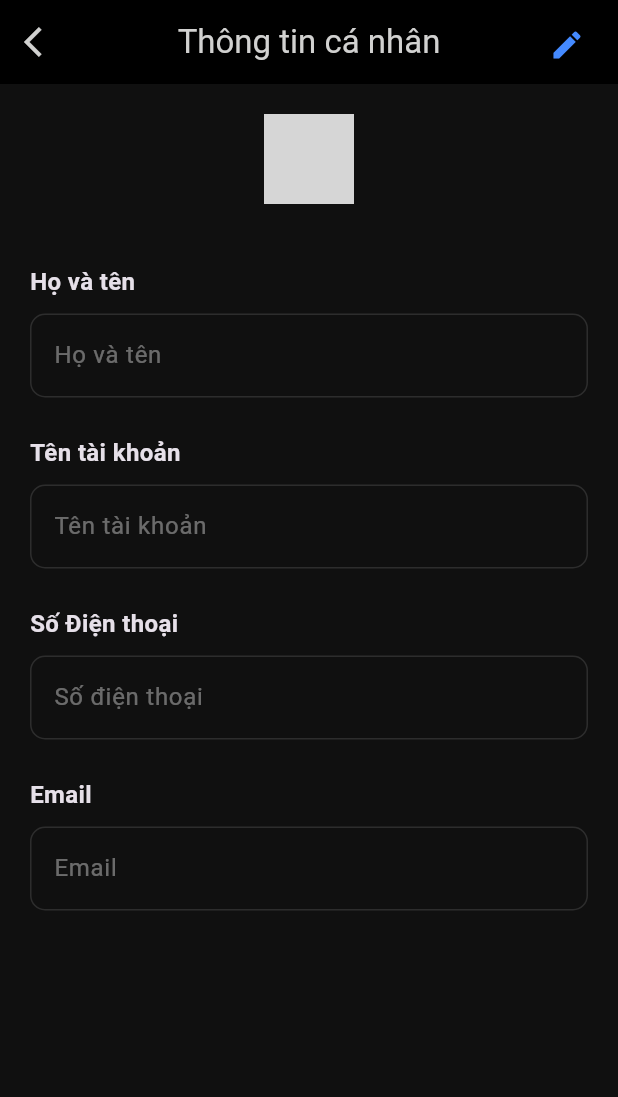
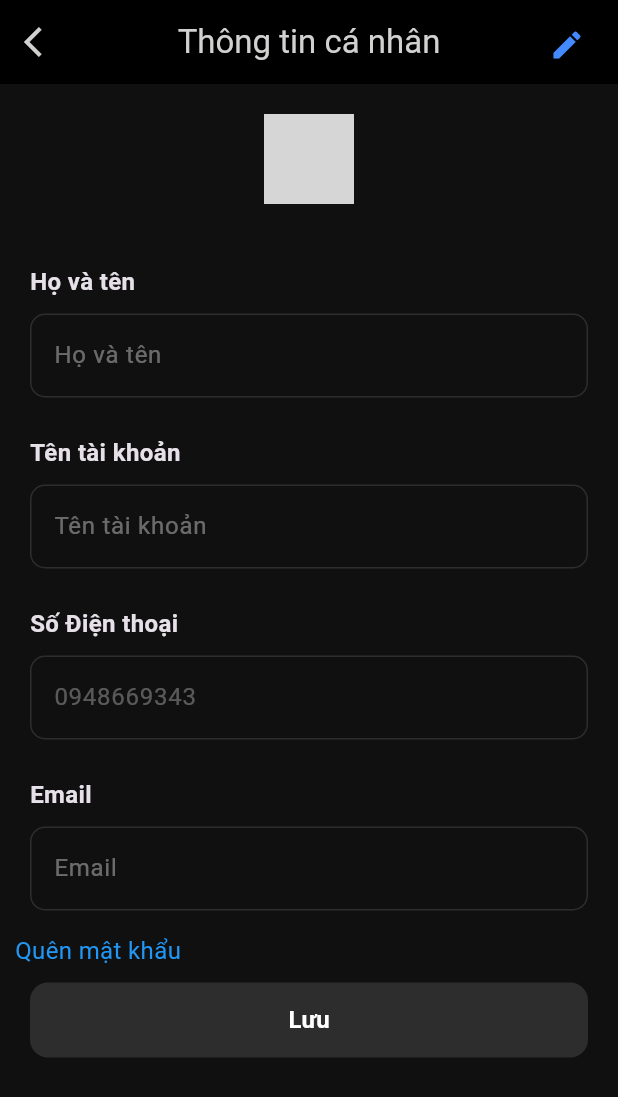
Before and after one commit to nqdat2002/TinaMys, a Flutter app: the EditProfilePage screen opened directly with empty values, on a phone screen of 412 x 824 dp. Shown: the top 1097 px of the screen. Run offline on Flutter 3.47's test engine with Material 3 defaults, Android fonts, the phone set to English and light mode, and no system bars; our stand-ins replace bloc, equatable, flutter_bloc, flutter_svg, google_fonts, jwt_decoder and 1 more; accounts and stored records are empty; network calls fail; grey boxes are pictures that could not be loaded.

Commit message:
fix edit profile

```diff
--- a/lib/features/company/screens/company_screen.dart
+++ b/lib/features/company/screens/company_screen.dart
@@ -15,6 +15,7 @@ class _CompanyPageState extends State<CompanyPage> {
     'email': 'contact@larafashion.com',
     'website': 'https://www.larafashion.com',
   };
+
   @override
   Widget build(BuildContext context) {
     return Scaffold(
--- a/lib/features/profile/screens/edit_profile_screen.dart
+++ b/lib/features/profile/screens/edit_profile_screen.dart
@@ -21,6 +21,22 @@ class _EditProfileState extends State<EditProfilePage>{
   void initState() {
     _editable = false;
     super.initState();
+    WidgetsBinding.instance.addPostFrameCallback((_) {
+      final Map profile = ModalRoute.of(context)!.settings.arguments as Map;
+      nameController.text = profile['fullName'];
+      usernameController.text = profile['username'];
+      phoneNumberController.text = "0948669343";
+      emailController.text = profile['email'];
+    });
+  }
+
+  @override
+  void dispose() {
+    super.dispose();
+    nameController.dispose();
+    usernameController.dispose();
+    emailController.dispose();
+    phoneNumberController.dispose();
   }
 
   @override
@@ -54,13 +70,18 @@ class _EditProfileState extends State<EditProfilePage>{
       ),
       body: Padding(
         padding: const EdgeInsets.all(10),
-        child: editProfileForm(context, profile),
+        child: editProfileForm(context, profile, nameController, usernameController, emailController, phoneNumberController),
       )
     );
   }
 
   // fill to form that can edit or not. Can be editable if you checked to edit icon!
-  Widget editProfileForm(BuildContext context, Map<dynamic, dynamic> profile){
+  Form editProfileForm(BuildContext context, Map<dynamic, dynamic> profile,
+    TextEditingController nController,
+    TextEditingController uController,
+    TextEditingController eController,
+    TextEditingController pController
+  ){
     return Form(
       key: _formKey,
       child: Column(children: <Widget>[
@@ -94,8 +115,8 @@ class _EditProfileState extends State<EditProfilePage>{
         Container(
           padding: const EdgeInsets.fromLTRB(10, 10, 10, 0),
           child: TextFormField(
-            initialValue: profile['fullName']!,
-            controller: nameController,
+            // initialValue: profile['fullName']!,
+            controller: nController,
             enabled: _editable,
             decoration: const InputDecoration(
                 border: OutlineInputBorder(
@@ -127,9 +148,9 @@ class _EditProfileState extends State<EditProfilePage>{
         Container(
           padding: const EdgeInsets.fromLTRB(10, 10, 10, 0),
           child: TextFormField(
-            initialValue: profile['username']!,
-            controller: usernameController,
-            enabled: _editable,
+            // initialValue: profile['username']!,
+            controller: uController,
+            enabled: false,
             decoration: const InputDecoration(
                 border: OutlineInputBorder(
                   borderSide: BorderSide(color: Colors.grey, width: 0.0),
@@ -152,8 +173,8 @@ class _EditProfileState extends State<EditProfilePage>{
         Container(
           padding: const EdgeInsets.fromLTRB(10, 10, 10, 0),
           child: TextFormField(
-            initialValue: "0948669343",
-            controller: phoneNumberController,
+            // initialValue: "0948669343",
+            controller: pController,
             enabled: _editable,
             decoration: const InputDecoration(
                 border: OutlineInputBorder(
@@ -175,8 +196,8 @@ class _EditProfileState extends State<EditProfilePage>{
         Container(
           padding: const EdgeInsets.fromLTRB(10, 10, 10, 0),
           child: TextFormField(
-            initialValue: profile['email'],
-            controller: emailController,
+            // initialValue: profile['email'],
+            controller: eController,
             enabled: _editable,
             decoration: const InputDecoration(
                 border: OutlineInputBorder(
@@ -186,6 +207,45 @@ class _EditProfileState extends State<EditProfilePage>{
                 hintText: "Email"),
           ),
         ),
+        const SizedBox(height: 15,),
+        Container(
+          alignment: Alignment.centerLeft,
+          child: Row(children: [
+            GestureDetector(
+              onTap: () {
+                Navigator.of(context).pushNamed('/forgot-password');
+              },
+              child: const Text(
+                'Quên mật khẩu',
+                style: TextStyle(
+                    color: Colors.blue,
+                    fontSize: 16,
+                    fontWeight: FontWeight.w400),
+              ),
+            ),
+          ],)
+        ),
+        Container(
+          height: 60,
+          width: MediaQuery.of(context).size.width,
+          padding: const EdgeInsets.fromLTRB(10, 10, 10, 0),
+          child: ElevatedButton(
+            onPressed: null,
+            style: ElevatedButton.styleFrom(
+              backgroundColor: Colors.blueAccent,
+              shape: RoundedRectangleBorder(
+                borderRadius: BorderRadius.circular(12.0),
+              ),
+            ),
+            child: const Text(
+              'Lưu',
+              style: TextStyle(
+                  color: Colors.white,
+                  fontWeight: FontWeight.bold,
+                  fontSize: 16),
+            )
+          )
+        ),
       ]),
     );
   }
--- a/lib/features/profile/screens/profile_screen.dart
+++ b/lib/features/profile/screens/profile_screen.dart
@@ -293,6 +293,7 @@ class _ProfilePageState extends State<ProfilePage> {
                   : Icons.keyboard_arrow_up_outlined,
               color: Colors.white),
           onExpansionChanged: (bool expanding) =>
+
               setState(() => isExpanded = expanding),
           children: [
             ListTile(
--- a/lib/features/profile/widgets/edit_profile_form.dart
+++ b/lib/features/profile/widgets/edit_profile_form.dart
@@ -45,6 +45,10 @@ class _EditProfileFormState extends State<EditProfileForm> {
   @override
   void dispose() {
     super.dispose();
+    nameController.dispose();
+    usernameController.dispose();
+    emailController.dispose();
+    phoneNumberController.dispose();
   }
 
   @override
--- a/lib/services/user/user_service.dart
+++ b/lib/services/user/user_service.dart
@@ -21,4 +21,10 @@ class UserServices{
     }
     return {"Error": "Not found"};
   }
+
+  Future <bool> updateUserProfile(Map<String, String> newUserInfor) async{
+
+
+    return false;
+  }
 }
```
Also changed, not shown: 1 other file.
